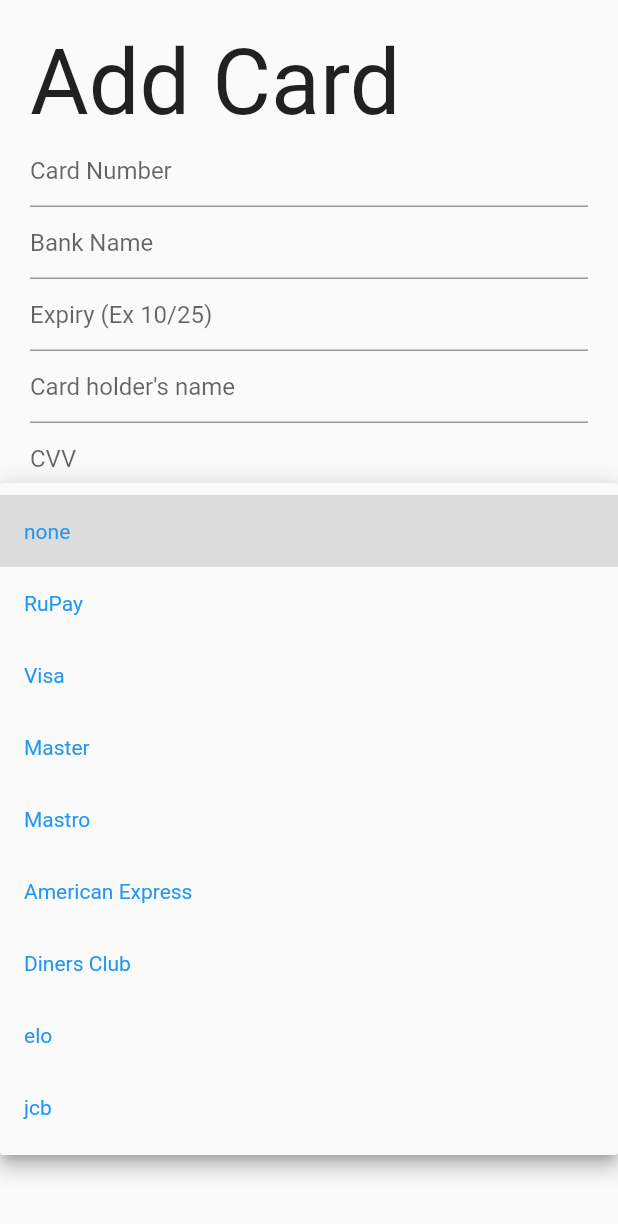
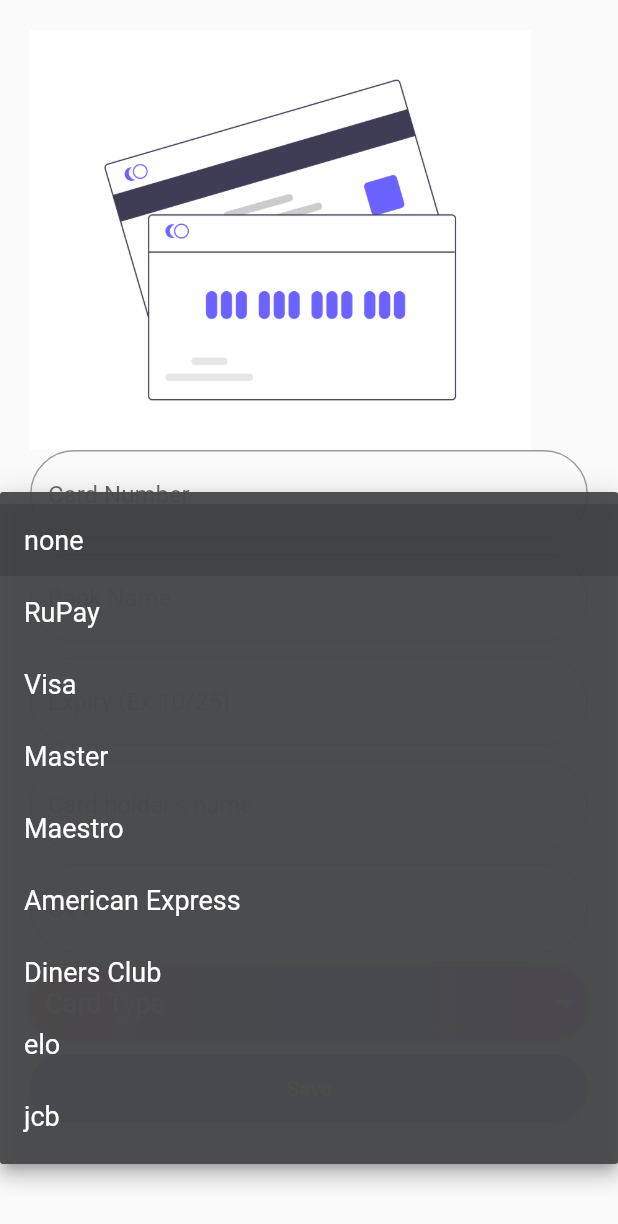
Before and after one commit to Debjit0/carder2, a Flutter app: the screen it shows after launch, after a tap on "Card Type", on a phone screen of 412 x 824 dp. Shown: the top 1224 px of the screen. Run offline on Flutter 3.47's test engine with Material 2 defaults, Android fonts, the light colour scheme and no system bars; our stand-ins replace fluttertoast, sqflite; missing offline and left inert: awesome_card; accounts and stored records are empty.

Commit message:
sqflite connectivity

```diff
--- a/lib/addCard.dart
+++ b/lib/addCard.dart
@@ -1,5 +1,7 @@
+import 'package:carder2/main.dart';
 import 'package:carder2/models/CardInfo.dart';
 import 'package:carder2/models/DatabaseHelper.dart';
+import 'package:carder2/models/cardwidget.dart';
 import 'package:flutter/material.dart';
 import 'package:awesome_card/awesome_card.dart';
 
@@ -18,63 +20,133 @@
   @override
   Widget build(BuildContext context) {
     return Scaffold(
-      body: Container(
+      body: SingleChildScrollView(
+        child: Container(
           padding: EdgeInsets.fromLTRB(20, 20, 20, 20),
           child: Column(
             crossAxisAlignment: CrossAxisAlignment.start,
             children: [
-            Text(
+              Container(
+                height: 280,
+                child: Image.asset(
+                  "assets/images/1.png",
+                ),
+              ),
+              /*Text(
                 "Add Card",
                 style: TextStyle(
                   fontSize: 60,
                 ),
+              ),*/
+              Container(
+                child: TextField(
+                  decoration: InputDecoration(
+                    hintText: "Card Number",
+                    border: OutlineInputBorder(
+                      borderRadius: BorderRadius.circular(30),
+                    ),
+                  ),
+                  controller: cno,
+                ),
+              ),
+              SizedBox(
+                height: 10,
               ),
               Container(
                 child: TextField(
-                decoration: InputDecoration(hintText: "Card Number"),
-                controller: cno,
+                  decoration: InputDecoration(
+                    hintText: "Bank Name",
+                    border: OutlineInputBorder(
+                      borderRadius: BorderRadius.circular(30),
                     ),
+                  ),
+                  controller: bnm,
+                ),
+              ),
+              SizedBox(
+                height: 10,
               ),
               Container(
                 child: TextField(
-                decoration: InputDecoration(hintText: "Bank Name"),
-                controller: bnm,
+                  decoration: InputDecoration(
+                    hintText: "Expiry (Ex 10/25)",
+                    border: OutlineInputBorder(
+                      borderRadius: BorderRadius.circular(30),
                     ),
+                  ),
+                  controller: exp,
+                ),
+              ),
+              SizedBox(
+                height: 10,
               ),
               Container(
                 child: TextField(
-                decoration: InputDecoration(hintText: "Expiry (Ex 10/25)"),
-                controller: exp,
+                  decoration: InputDecoration(
+                    hintText: "Card holder's name",
+                    border: OutlineInputBorder(
+                      borderRadius: BorderRadius.circular(30),
                     ),
+                  ),
+                  controller: chn,
+                ),
+              ),
+              SizedBox(
+                height: 10,
               ),
               Container(
                 child: TextField(
-                decoration: InputDecoration(hintText: "Card holder's name"),
-                controller: chn,
+                  decoration: InputDecoration(
+                    hintText: "CVV",
+                    border: OutlineInputBorder(
+                      borderRadius: BorderRadius.circular(30),
                     ),
                   ),
-            Container(
-              child: TextField(
-                decoration: InputDecoration(hintText: "CVV"),
                   controller: cvv,
                 ),
               ),
-            DropdownButton(
+              SizedBox(
+                height: 10,
+              ),
+              DecoratedBox(
+                decoration: BoxDecoration(
+                    gradient: LinearGradient(colors: [
+                      Colors.redAccent,
+                      Colors.blueAccent,
+                      Colors.purpleAccent
+                      //add more colors
+                    ]),
+                    borderRadius: BorderRadius.circular(30),
+                    boxShadow: <BoxShadow>[
+                      BoxShadow(
+                          color:
+                              Color.fromRGBO(0, 0, 0, 0.57), //shadow for button
+                          blurRadius: 5) //blur radius of shadow
+                    ]),
+                child: DropdownButton(
                   hint: _dropDownValue == null
-                  ? Text('Card Type')
+                      ? Padding(
+                          padding: const EdgeInsets.fromLTRB(10, 0, 0, 0),
+                          child: Text(
+                            'Card Type',
+                            style: TextStyle(color: Colors.white),
+                          ),
+                        )
                       : Text(
                           _dropDownValue,
                           style: TextStyle(color: Colors.blue),
                         ),
                   isExpanded: true,
                   iconSize: 30.0,
-              style: TextStyle(color: Colors.blue),
+                  style: TextStyle(fontSize: 18, color: Colors.white),
+                  dropdownColor: Color.fromARGB(245, 72, 73, 75),
+                  iconEnabledColor: Colors.white,
                   items: [
                     'none',
                     'RuPay',
                     'Visa',
                     'Master',
-                'Mastro',
+                    'Maestro',
                     'American Express',
                     'Diners Club',
                     'elo',
@@ -95,7 +167,13 @@
                     );
                   },
                 ),
-            ElevatedButton(
+              ),
+              /*ElevatedButton(
+                  style: ButtonStyle(
+                      shape: MaterialStateProperty.all<RoundedRectangleBorder>(
+                          RoundedRectangleBorder(
+                              borderRadius: BorderRadius.circular(18.0),
+                              side: BorderSide(color: Colors.red)))),
                   onPressed: () {
                     print(_dropDownValue);
                     print(cno.text);
@@ -104,23 +182,44 @@
                     print(chn.text);
                     print(cvv.text);
                   },
-                child: Text("Print(Just For Debug Purposes)")),
-            ElevatedButton(
+                  child: Text("Print(Just For Debug Purposes)")),*/
+              SizedBox(
+                height: 10,
+              ),
+              Container(
+                width: 400,
+                height: 45,
+                child: ElevatedButton(
+                  style: ButtonStyle(
+                      shape: MaterialStateProperty.all<RoundedRectangleBorder>(
+                          RoundedRectangleBorder(
+                              borderRadius: BorderRadius.circular(30),
+                              side: BorderSide(color: Colors.blue)))),
                   onPressed: () {
                     print("database created");
                     DatabaseHelper _dbHelper = DatabaseHelper();
-                  CardInfo _newCardInfo = CardInfo(
+                    CardWidget _newCardWidget = CardWidget(
                         exp: exp.text,
                         cvv: cvv.text,
                         bankNm: bnm.text,
                         cardNo: cno.text,
                         cardHolder: chn.text,
                         type: _dropDownValue);
-                  _dbHelper.insertCards(_newCardInfo);
+                    _dbHelper.insertCards(_newCardWidget);
                     print("database created");
+                    Navigator.push(
+                      context,
+                      MaterialPageRoute(
+                          builder: (context) => const MyHomePage(
+                                title: "Carder2",
+                              )),
+                    );
                   },
-                child: Text("Save"))
+                  child: Text("Save"),
+                ),
+              )
             ],
+          ),
         ),
       ),
     );
--- a/lib/models/fab.dart
+++ b/lib/models/fab.dart
@@ -78,6 +78,7 @@
       height: 56.0,
       child: Center(
         child: Material(
+          color: Colors.black,
           shape: const CircleBorder(),
           clipBehavior: Clip.antiAlias,
           elevation: 4.0,
--- a/pubspec.yaml
+++ b/pubspec.yaml
@@ -37,6 +37,7 @@
   awesome_card: ^1.1.7
   sqflite: ^2.0.2+1
   dropdown_button2: ^1.4.0
+  fluttertoast: ^8.0.9
 
 dev_dependencies:
   flutter_test:
@@ -61,9 +62,8 @@
   uses-material-design: true
 
   # To add assets to your application, add an assets section, like this:
-  # assets:
-  #   - images/a_dot_burr.jpeg
-  #   - images/a_dot_ham.jpeg
+  assets:
+   - assets/images/1.png
 
   # An image asset can refer to one or more resolution-specific "variants", see
   # https://flutter.dev/assets-and-images/#resolution-aware.
```
Also changed, not shown: lib/deletecard.dart (added, +31 -0 lines), lib/main.dart (+37 -38 lines), lib/models/DatabaseHelper.dart (+8 -8 lines), lib/models/cardwidget.dart (added, +119 -0 lines), assets/images/1.png (added), pubspec.lock. Lines whose indentation alone changed are shown as unchanged.
